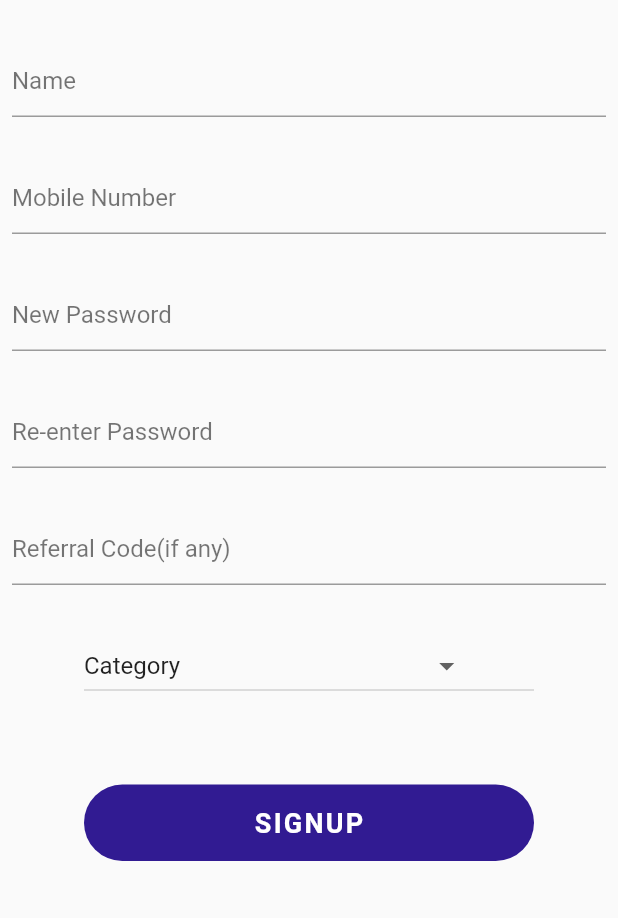
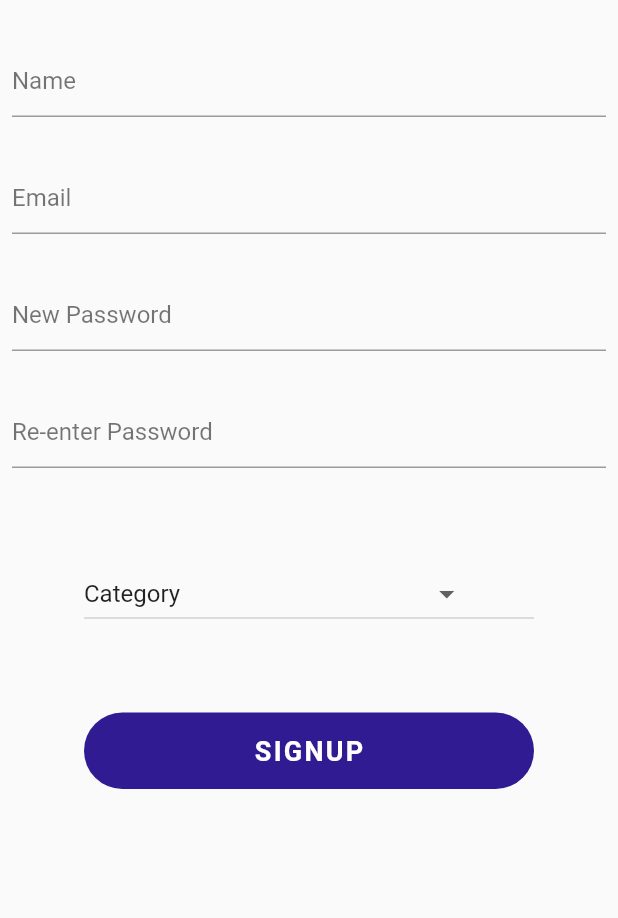
Before and after one commit to Kribas/Water, a Flutter app: the screen it shows after launch, tab 2 chosen, on a phone screen of 412 x 824 dp, the part 318-1236 px from its top. Run offline on Flutter 3.47's test engine with Material 2 defaults, Android fonts, the light colour scheme and no system bars; our stand-ins replace carousel_pro, firebase_auth, firebase_core, firebase_database, font_awesome_flutter; accounts and stored records are empty; generated files the repository leaves out were written again; Roboto replaces fonts that are missing (OpenSans).

Commit message:
made changes

```diff
--- a/lib/Pages/App.dart
+++ b/lib/Pages/App.dart
@@ -6,6 +6,8 @@ import 'package:flutter/material.dart';
 import 'package:font_awesome_flutter/font_awesome_flutter.dart';
 
 class App extends StatefulWidget {
+
+
   @override
   _AppState createState() => _AppState();
 }
--- a/lib/Pages/Login.dart
+++ b/lib/Pages/Login.dart
@@ -10,7 +10,7 @@ class LogIn extends StatefulWidget {
 class _LogInState extends State<LogIn> {
 
   final _formKey = GlobalKey<FormState>();
-  TextEditingController _mobileNumberController = TextEditingController();
+  TextEditingController _emailController = TextEditingController();
   TextEditingController _passwordController = TextEditingController();
 
 
@@ -20,22 +20,16 @@ class _LogInState extends State<LogIn> {
       crossAxisAlignment: CrossAxisAlignment.start,
       children: <Widget>[
         TextFormField(
-          keyboardType: TextInputType.number,
+          keyboardType: TextInputType.emailAddress,
           style: TextStyle(
             fontFamily: 'OpenSans',
           ),
           decoration: InputDecoration(
-            hintText: 'Mobile Number',
+            hintText: 'Email',
             hintStyle: kHintTextStyle,
           ),
-          validator: (value) {
-            if(value.isEmpty) {
-              return 'The Number field cannot be empty';
-            }else {
-              return null;
-            }
-          },
-          controller: _mobileNumberController,
+          validator: (value) => !value.contains('@') ? "Field must contain a valid email" : null,
+          controller: _emailController,
         ),
       ],
     );
@@ -57,8 +51,8 @@ class _LogInState extends State<LogIn> {
           validator: (value) {
             if(value.isEmpty) {
               return 'The password field cannot be empty';
-            }else if(value.length < 4) {
-              return 'The password has to be atleast 4 characters long';
+            }else if(value.length < 6) {
+              return 'The password has to be atleast 6 characters long';
             }else {
               return null;
             }
--- a/lib/Pages/SignUp.dart
+++ b/lib/Pages/SignUp.dart
@@ -1,6 +1,11 @@
+import 'package:drpani/Pages/App.dart';
+import 'package:drpani/Pages/Home.dart';
+import 'package:firebase_database/firebase_database.dart';
 import 'package:flutter/material.dart';
 import 'package:drpani/Utilities/Constants.dart';
 import 'package:flutter/services.dart';
+import 'package:firebase_auth/firebase_auth.dart';
+import 'package:drpani/db/users.dart';
 
 
 class SignUp extends StatefulWidget {
@@ -10,15 +15,21 @@ class SignUp extends StatefulWidget {
 
 class _SignUpState extends State<SignUp> {
 
+  final FirebaseAuth firebaseAuth = FirebaseAuth.instance;
+  //UserServices _userServices = UserServices();
+
+  DatabaseReference dbRef = FirebaseDatabase.instance.reference().child("Users");
+
+
   TextEditingController _nameTextController = TextEditingController();
-  TextEditingController _mobileNumberTextController = TextEditingController();
+  TextEditingController _emailTextController = TextEditingController();
   TextEditingController _passwordTextController = TextEditingController();
   TextEditingController _confirmPasswordTextController = TextEditingController();
-  TextEditingController _referralCodeTextController = TextEditingController();
 
   final _formKey = GlobalKey<FormState>();
 
 
+  String category;
   String dropdownValue = "Category";
 
   Widget _buildNameTF() {
@@ -51,21 +62,16 @@ class _SignUpState extends State<SignUp> {
       crossAxisAlignment: CrossAxisAlignment.start,
       children: <Widget>[
         TextFormField(
-          keyboardType: TextInputType.number,
+          keyboardType: TextInputType.emailAddress,
           style: TextStyle(
             fontFamily: 'OpenSans',
           ),
           decoration: InputDecoration(
-            hintText: 'Mobile Number',
+            hintText: 'Email',
             hintStyle: kHintTextStyle,
           ),
-          controller: _mobileNumberTextController,
-          validator: (value) {
-            if(value.isEmpty) {
-              return "The number field cannot be empty";
-            }
-            return null;
-          },
+          controller: _emailTextController,
+          validator: (value) => !value.contains('@') ? "Field must contain a valid email" : null,
         ),
       ],
     );
@@ -89,8 +95,8 @@ class _SignUpState extends State<SignUp> {
           validator: (value) {
             if(value.isEmpty) {
               return 'The password field cannot be empty';
-            }else if(value.length < 4) {
-              return 'The password has to be atleast 4 characters long';
+            }else if(value.length < 6) {
+              return 'The password has to be atleast 6 characters long';
             }else {
               return null;
             }
@@ -118,8 +124,8 @@ class _SignUpState extends State<SignUp> {
           validator: (value) {
             if(value.isEmpty) {
               return 'The password field cannot be empty';
-            }else if(value.length < 4) {
-              return 'The password has to be atleast 4 characters long';
+            }else if(value.length < 6) {
+              return 'The password has to be atleast 6 characters long';
             }else if(_passwordTextController.text!=value){
               return 'The passwords do not match';
             }else {
@@ -131,24 +137,6 @@ class _SignUpState extends State<SignUp> {
     );
   }
 
-  Widget _buildReferralCodeTF() {
-    return Column(
-      crossAxisAlignment: CrossAxisAlignment.start,
-      children: <Widget>[
-        TextFormField(
-          keyboardType: TextInputType.number,
-          style: TextStyle(
-            fontFamily: 'OpenSans',
-          ),
-          decoration: InputDecoration(
-            hintText: 'Referral Code(if any)',
-            hintStyle: kHintTextStyle,
-          ),
-          controller: _referralCodeTextController,
-        ),
-      ],
-    );
-  }
 
   Widget _buildCategory() {
     return Container(
@@ -194,7 +182,6 @@ class _SignUpState extends State<SignUp> {
       child: RaisedButton(
         elevation: 0.0,
         onPressed: () {
-
         },
         padding: EdgeInsets.all(15.0),
         shape: RoundedRectangleBorder(
@@ -259,7 +246,6 @@ class _SignUpState extends State<SignUp> {
                               SizedBox(
                                 height: 30.0,
                               ),
-                              _buildReferralCodeTF(),
                             ],
                           ),
                         ),
@@ -284,4 +270,5 @@ class _SignUpState extends State<SignUp> {
       ),
     );
   }
+
 }
--- /dev/null
+++ b/lib/db/users.dart
@@ -0,0 +1,12 @@
+import 'package:firebase_database/firebase_database.dart';
+
+class UserServices {
+  FirebaseDatabase _database = FirebaseDatabase.instance;
+  String ref = "users";
+
+  createUser(Map value) {
+    _database.reference().child(ref).push().set(
+      value
+    ).catchError((e) => {print(e.toString())});
+  }
+}
```
Also changed, not shown: lib/Pages/Home.dart (+11 -1 lines), lib/main.dart (+7 -1 lines).
